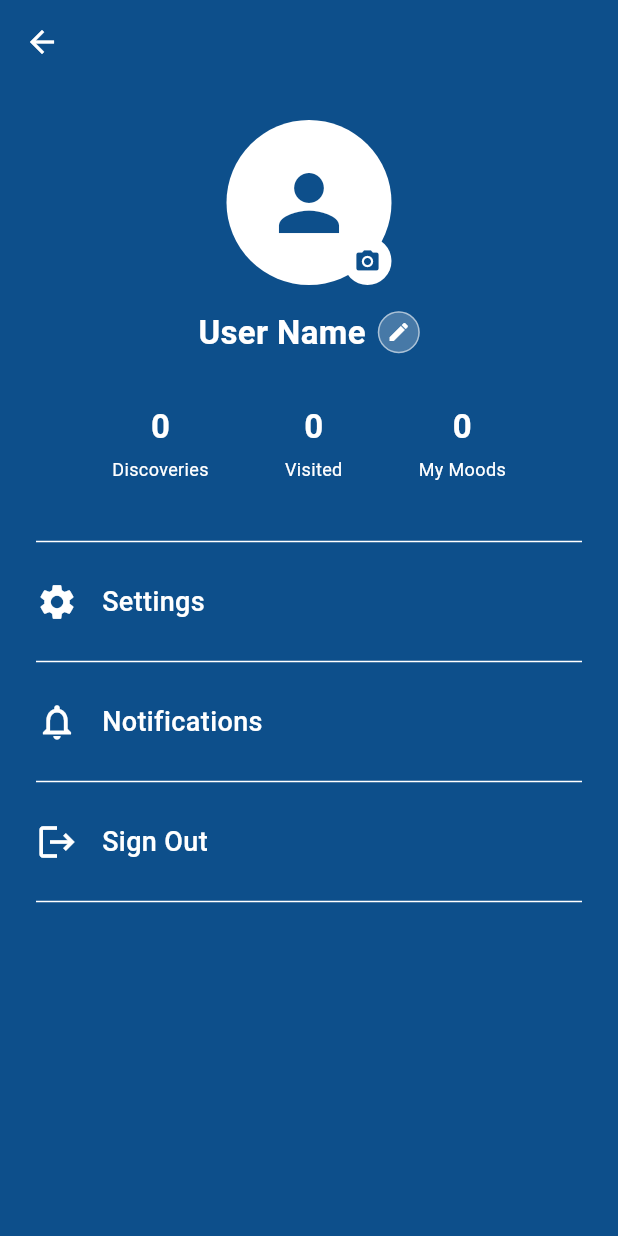
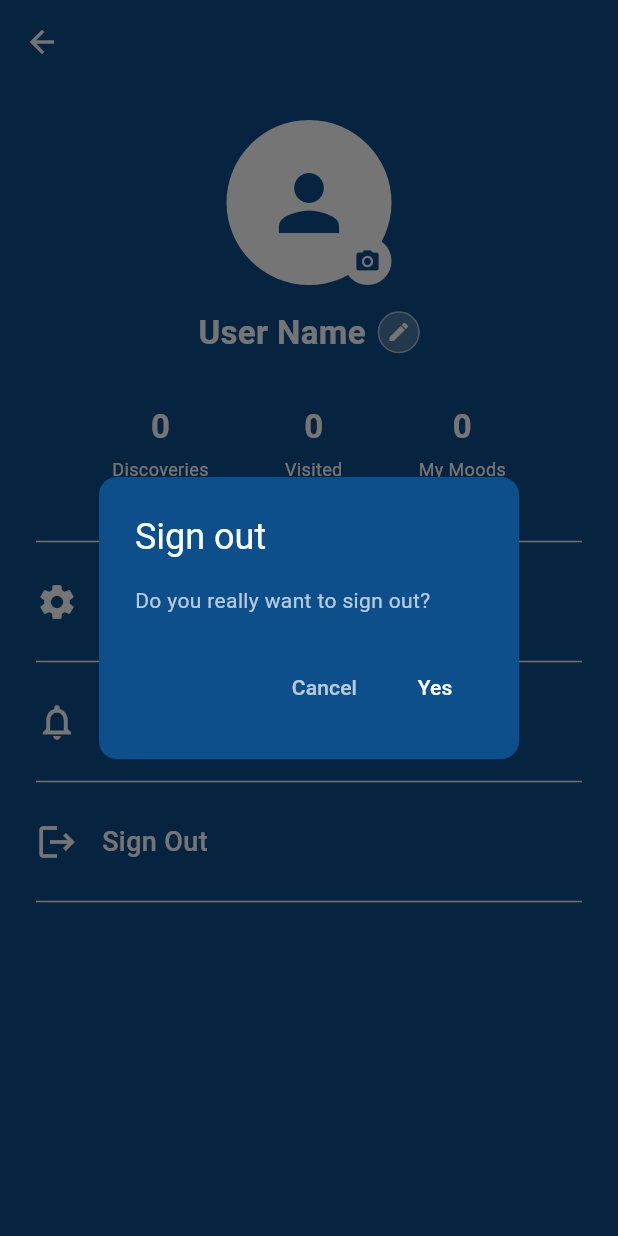
Before and after one commit to Begumdmrdv/vibescape_app, a Flutter app: the ProfileScreen screen opened directly, after a tap on "Sign Out", on a phone screen of 412 x 824 dp. Run offline on Flutter 3.47's test engine with Material 3 defaults, Android fonts, the phone set to English and light mode, and no system bars; our stand-ins replace firebase_auth, firebase_core, google_sign_in, image_picker; accounts and stored records are empty.

Commit message:
sign out function in the profile screen

```diff
--- a/lib/screens/profile_screen.dart
+++ b/lib/screens/profile_screen.dart
@@ -1,6 +1,7 @@
 import 'dart:io';
 import 'package:flutter/material.dart';
 import 'package:image_picker/image_picker.dart';
+import 'package:vibescape_app/screens/login_screen.dart'; // <-- EKLENDİ
 
 // GLOBAL SAYAÇLAR
 int discoveriesCount = 0; // seçilen mekan sayısı
@@ -82,6 +83,55 @@ class _ProfileScreenState extends State<ProfileScreen> {
               },
               child: const Text(
                 'Save',
+                style: TextStyle(color: Colors.white),
+              ),
+            ),
+          ],
+        );
+      },
+    );
+  }
+
+  // SIGN OUT DİYALOĞU
+  void _showSignOutDialog() {
+    showDialog(
+      context: context,
+      builder: (context) {
+        return AlertDialog(
+          backgroundColor: const Color(0xFF0D4F8B),
+          shape: RoundedRectangleBorder(
+            borderRadius: BorderRadius.circular(12),
+          ),
+          title: const Text(
+            'Sign out',
+            style: TextStyle(color: Colors.white),
+          ),
+          content: const Text(
+            'Do you really want to sign out?',
+            style: TextStyle(color: Colors.white70),
+          ),
+          actions: [
+            TextButton(
+              onPressed: () => Navigator.pop(context),
+              child: const Text(
+                'Cancel',
+                style: TextStyle(color: Colors.white70),
+              ),
+            ),
+            TextButton(
+              onPressed: () {
+                Navigator.pop(context); // dialogu kapat
+                // Tüm sayfaları silip LoginScreen'e dön
+                Navigator.pushAndRemoveUntil(
+                  context,
+                  MaterialPageRoute(
+                    builder: (_) => const LoginScreen(),
+                  ),
+                      (route) => false,
+                );
+              },
+              child: const Text(
+                'Yes',
                 style: TextStyle(color: Colors.white),
               ),
             ),
@@ -239,7 +289,7 @@ class _ProfileScreenState extends State<ProfileScreen> {
                 _ProfileMenuTile(
                   icon: Icons.logout,
                   label: 'Sign Out',
-                  onTap: () {},
+                  onTap: _showSignOutDialog, // <-- BURASI DEĞİŞTİ
                 ),
 
                 const Divider(color: Colors.white, thickness: 1),
```
